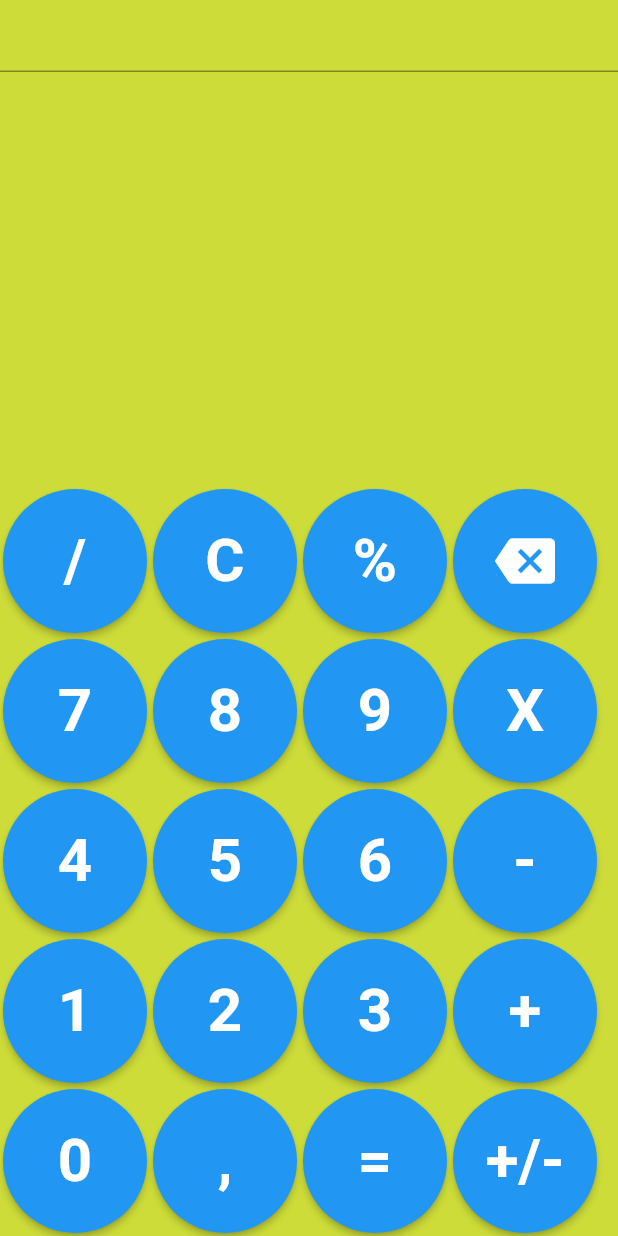
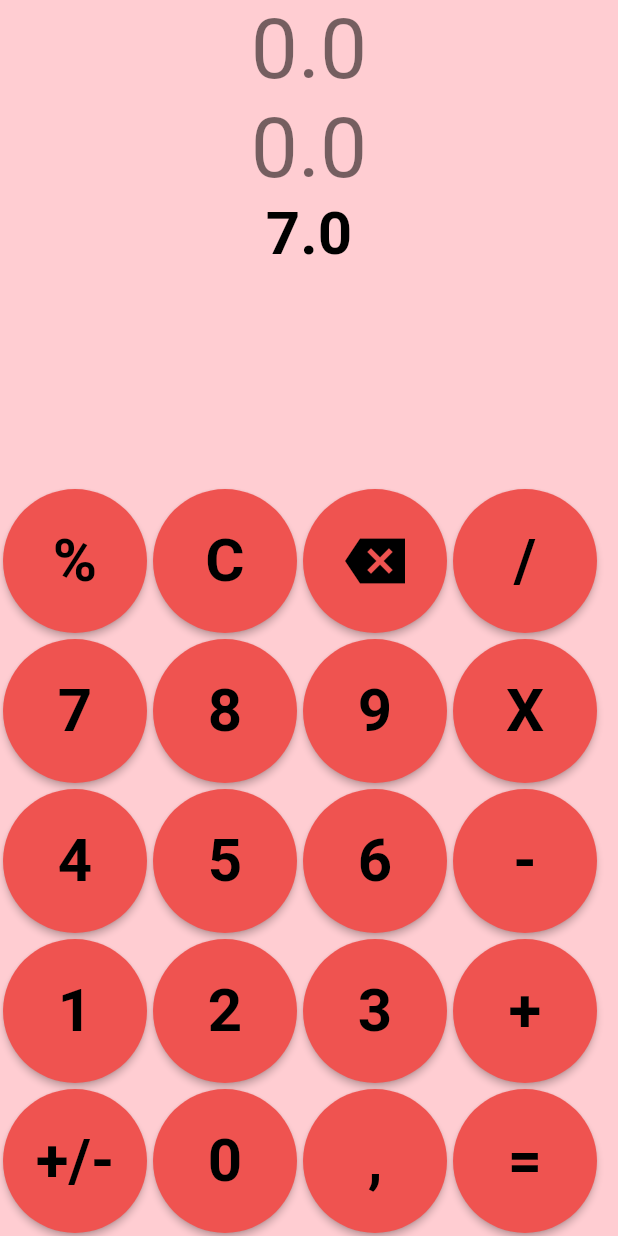
Before and after one commit to AntonYatsenko04/calculator, a Flutter app: the screen it shows after launch, after a tap on an icon or button, on a phone screen of 412 x 824 dp. Run offline on Flutter 3.47's test engine with Material 2 defaults, Android fonts, the phone set to English and light mode, and no system bars; our stand-ins replace bloc, equatable, flutter_bloc; Roboto replaces fonts that are missing (Starlight).

Commit message:
fully working product

```diff
--- a/lib/button_panel.dart
+++ b/lib/button_panel.dart
@@ -1,6 +1,8 @@
+import 'package:calclator/calc_cubit.dart';
+import 'package:calclator/number_pair.dart';
 import 'package:flutter/material.dart';
+import 'package:flutter_bloc/flutter_bloc.dart';
 import 'style.dart';
-import 'calc_field.dart';
 
 class ButtonPanel extends StatelessWidget {
   const ButtonPanel({super.key});
@@ -10,17 +12,137 @@ class ButtonPanel extends StatelessWidget {
 
   @override
   Widget build(BuildContext context) {
+    var state = BlocProvider.of<CalcCubit>(context);
     return Expanded(
       flex: 3,
       child: Column(
         mainAxisAlignment: MainAxisAlignment.end,
         crossAxisAlignment: CrossAxisAlignment.end,
         children: [
-          fifthRow(),
-          fourthRow(),
-          thirdRow(),
-          secondRow(),
-          firstRow(),
+          Row(
+            children: [
+              buttonFactory(
+                  buttonText: '%',
+                  onPressed: () {
+                    state.setOperation(Operation.mod);
+                  }),
+              buttonFactory(
+                  buttonText: 'С',
+                  onPressed: () {
+                    state.clear();
+                  }),
+              buttonFactory(
+                  buttonContent: const Icon(
+                    Icons.backspace_sharp,
+                    size: MediumTextSize,
+                    color: Colors.black,
+                  ),
+                  onPressed: () {
+                    state.deleteAnswer();
+                  }),
+              buttonFactory(
+                  buttonText: '/',
+                  onPressed: () {
+                    state.setOperation(Operation.divide);
+                  }),
+            ],
+          ),
+          Row(
+            children: [
+              buttonFactory(
+                  buttonText: '7',
+                  onPressed: () {
+                    state.addNumber(7);
+                  }),
+              buttonFactory(
+                  buttonText: '8',
+                  onPressed: () {
+                    state.addNumber(8);
+                  }),
+              buttonFactory(
+                  buttonText: '9',
+                  onPressed: () {
+                    state.addNumber(9);
+                  }),
+              buttonFactory(
+                  buttonText: 'X',
+                  onPressed: () {
+                    state.setOperation(Operation.multiply);
+                  }),
+            ],
+          ),
+          Row(
+            children: [
+              buttonFactory(
+                  buttonText: '4',
+                  onPressed: () {
+                    state.addNumber(4);
+                  }),
+              buttonFactory(
+                  buttonText: '5',
+                  onPressed: () {
+                    state.addNumber(5);
+                  }),
+              buttonFactory(
+                  buttonText: '6',
+                  onPressed: () {
+                    state.addNumber(6);
+                  }),
+              buttonFactory(
+                  buttonText: '-',
+                  onPressed: () {
+                    state.setOperation(Operation.subtract);
+                  }),
+            ],
+          ),
+          Row(
+            children: [
+              buttonFactory(
+                  buttonText: '1',
+                  onPressed: () {
+                    state.addNumber(1);
+                  }),
+              buttonFactory(
+                  buttonText: '2',
+                  onPressed: () {
+                    state.addNumber(2);
+                  }),
+              buttonFactory(
+                  buttonText: '3',
+                  onPressed: () {
+                    state.addNumber(3);
+                  }),
+              buttonFactory(
+                  buttonText: '+',
+                  onPressed: () {
+                    state.setOperation(Operation.add);
+                  }),
+            ],
+          ),
+          Row(
+            children: [
+              buttonFactory(
+                  buttonText: '+/-',
+                  onPressed: () {
+                    state.changeNegation();
+                  }),
+              buttonFactory(
+                  buttonText: '0',
+                  onPressed: () {
+                    state.addNumber(0);
+                  }),
+              buttonFactory(
+                  buttonText: ',',
+                  onPressed: () {
+                    state.setDouble();
+                  }),
+              buttonFactory(
+                  buttonText: '=',
+                  onPressed: () {
+                    state.calculate();
+                  }),
+            ],
+          ),
         ],
       ),
     );
@@ -37,15 +159,11 @@ class ButtonPanel extends StatelessWidget {
       child: IntrinsicWidth(
         stepHeight: 50,
         stepWidth: 50,
-        child: Expanded(
         child: Padding(
           padding: const EdgeInsets.all(2.0),
           child: Container(
             child: ElevatedButton(
-                style: ElevatedButton.styleFrom(
-                  shape: CircleBorder(),
-                  padding: const EdgeInsets.all(20.0),
-                ),
+              style: CalcButtonStyle,
               onPressed: onPressed,
               child: buttonContent ??
                   Text(
@@ -56,77 +174,6 @@ class ButtonPanel extends StatelessWidget {
           ),
         ),
       ),
-      ),
-    );
-  }
-
-  Widget firstRow() {
-    return Row(
-      mainAxisAlignment: rowMainAxisAlignment,
-      crossAxisAlignment: rowCrossAxisAlignment,
-      children: [
-        buttonFactory(buttonText: '0', onPressed: () => {}),
-        buttonFactory(buttonText: ',', onPressed: () {}),
-        buttonFactory(buttonText: '=', onPressed: () {}),
-        buttonFactory(buttonText: '+/-', onPressed: () {}),
-      ],
-    );
-  }
-
-  Widget secondRow() {
-    return Row(
-      mainAxisAlignment: rowMainAxisAlignment,
-      crossAxisAlignment: rowCrossAxisAlignment,
-      children: [
-        buttonFactory(buttonText: '1', onPressed: () {}),
-        buttonFactory(buttonText: '2', onPressed: () {}),
-        buttonFactory(buttonText: '3', onPressed: () {}),
-        buttonFactory(buttonText: '+', onPressed: () {}),
-      ],
-    );
-  }
-
-  Widget thirdRow() {
-    return Row(
-      mainAxisAlignment: rowMainAxisAlignment,
-      crossAxisAlignment: rowCrossAxisAlignment,
-      children: [
-        buttonFactory(buttonText: '4', onPressed: () {}),
-        buttonFactory(buttonText: '5', onPressed: () {}),
-        buttonFactory(buttonText: '6', onPressed: () {}),
-        buttonFactory(buttonText: '-', onPressed: () {}),
-      ],
-    );
-  }
-
-  Widget fourthRow() {
-    return Row(
-      mainAxisAlignment: rowMainAxisAlignment,
-      crossAxisAlignment: rowCrossAxisAlignment,
-      children: [
-        buttonFactory(buttonText: '7', onPressed: () {}),
-        buttonFactory(buttonText: '8', onPressed: () {}),
-        buttonFactory(buttonText: '9', onPressed: () {}),
-        buttonFactory(buttonText: 'X', onPressed: () {}),
-      ],
-    );
-  }
-
-  Widget fifthRow() {
-    return Row(
-      mainAxisAlignment: rowMainAxisAlignment,
-      crossAxisAlignment: rowCrossAxisAlignment,
-      children: [
-        buttonFactory(buttonText: '/', onPressed: () {}),
-        buttonFactory(buttonText: 'С', onPressed: () {}),
-        buttonFactory(buttonText: '%', onPressed: () {}),
-        buttonFactory(
-            buttonContent: const Icon(
-              Icons.backspace,
-              size: MediumTextSize,
-            ),
-            onPressed: () {}),
-      ],
     );
   }
 }
--- a/lib/main_screen.dart
+++ b/lib/main_screen.dart
@@ -1,6 +1,7 @@
+import 'package:calclator/calc_cubit.dart';
+import 'package:calclator/main_view.dart';
 import 'package:flutter/material.dart';
-import 'button_panel.dart';
-import 'calc_field.dart';
+import 'package:flutter_bloc/flutter_bloc.dart';
 
 class MainScreen extends StatefulWidget {
   const MainScreen({super.key});
@@ -12,22 +13,9 @@ class MainScreen extends StatefulWidget {
 class _MainScreenState extends State<MainScreen> {
   @override
   Widget build(BuildContext context) {
-    return SafeArea(
-      child: Scaffold(
-        backgroundColor: Colors.lime,
-        body: Center(
-          child: Column(
-            mainAxisAlignment: MainAxisAlignment.center,
-            crossAxisAlignment: CrossAxisAlignment.center,
-            children: [
-              Expanded(
-                child: TextField(readOnly: true),
-              ),
-              ButtonPanel(),
-            ],
-          ),
-        ),
-      ),
+    return BlocProvider(
+      create: (_) => CalcCubit(),
+      child: MainView(),
     );
   }
 }
--- /dev/null
+++ b/lib/main_view.dart
@@ -0,0 +1,50 @@
+import 'package:calclator/number_pair.dart';
+import 'package:calclator/style.dart';
+import 'package:flutter/material.dart';
+import 'package:flutter_bloc/flutter_bloc.dart';
+import 'package:calclator/calc_cubit.dart';
+import 'package:calclator/button_panel.dart';
+
+class MainView extends StatelessWidget {
+  const MainView({super.key});
+
+  @override
+  Widget build(BuildContext context) {
+    final textTheme = Theme.of(context).textTheme;
+    return SafeArea(
+      child: Scaffold(
+        backgroundColor: Colors.red[100],
+        body: Center(
+          child: Column(
+            mainAxisAlignment: MainAxisAlignment.center,
+            crossAxisAlignment: CrossAxisAlignment.center,
+            children: [
+              Expanded(
+                child: BlocBuilder<CalcCubit, NumberPair>(
+                    builder: (context, state) {
+                  return Column(
+                    children: [
+                      Text(
+                        state.first.toString(),
+                        style: textTheme.displayMedium,
+                      ),
+                      Text(
+                        state.second.toString(),
+                        style: textTheme.displayMedium,
+                      ),
+                      Text(
+                        state.answer.toString(),
+                        style: NumberFieldTextStyle,
+                      ),
+                    ],
+                  );
+                }),
+              ),
+              ButtonPanel(),
+            ],
+          ),
+        ),
+      ),
+    );
+  }
+}
--- /dev/null
+++ b/lib/number_pair.dart
@@ -0,0 +1,54 @@
+// ignore_for_file: public_member_api_docs, sort_constructors_first
+import 'package:equatable/equatable.dart';
+
+enum Operation {
+  add,
+  subtract,
+  multiply,
+  divide,
+  mod,
+  none;
+}
+
+class NumberPair extends Equatable {
+  final double first;
+  final double second;
+  final double answer;
+  final bool isDouble;
+  final Operation operation;
+
+  const NumberPair(
+    this.first,
+    this.second,
+    this.answer,
+    this.isDouble,
+    this.operation,
+  );
+
+  @override
+  List<Object> get props {
+    return [
+      first,
+      second,
+      answer,
+      isDouble,
+      operation,
+    ];
+  }
+
+  NumberPair copyWith({
+    double? first,
+    double? second,
+    double? answer,
+    bool? isDouble,
+    Operation? operation,
+  }) {
+    return NumberPair(
+      first ?? this.first,
+      second ?? this.second,
+      answer ?? this.answer,
+      isDouble ?? this.isDouble,
+      operation ?? this.operation,
+    );
+  }
+}
--- a/lib/style.dart
+++ b/lib/style.dart
@@ -8,7 +8,7 @@ const ButtonTextStyle = TextStyle(
   fontFamily: FontNameDefault,
   fontWeight: FontWeight.w600,
   fontSize: MediumTextSize,
-  color: Colors.white,
+  color: Colors.black,
 );
 
 const NumberFieldTextStyle = TextStyle(
@@ -17,3 +17,10 @@ const NumberFieldTextStyle = TextStyle(
   fontSize: LargeTextSize,
   color: Colors.black,
 );
+
+final CalcButtonStyle = ElevatedButton.styleFrom(
+  textStyle: ButtonTextStyle,
+  backgroundColor: Colors.red[400],
+  shape: CircleBorder(),
+  padding: const EdgeInsets.all(20.0),
+);
--- a/pubspec.yaml
+++ b/pubspec.yaml
@@ -29,6 +29,7 @@ environment:
 # versions available, run `flutter pub outdated`.
 dependencies:
   flutter_bloc: ^8.0.0
+  equatable: ^2.0.5
   flutter:
     sdk: flutter
 
```
Also changed, not shown: lib/calc_cubit.dart (added, +73 -0 lines), lib/calc_field.dart (deleted, +0 -21 lines), pubspec.lock. Lines whose indentation alone changed are shown as unchanged.
